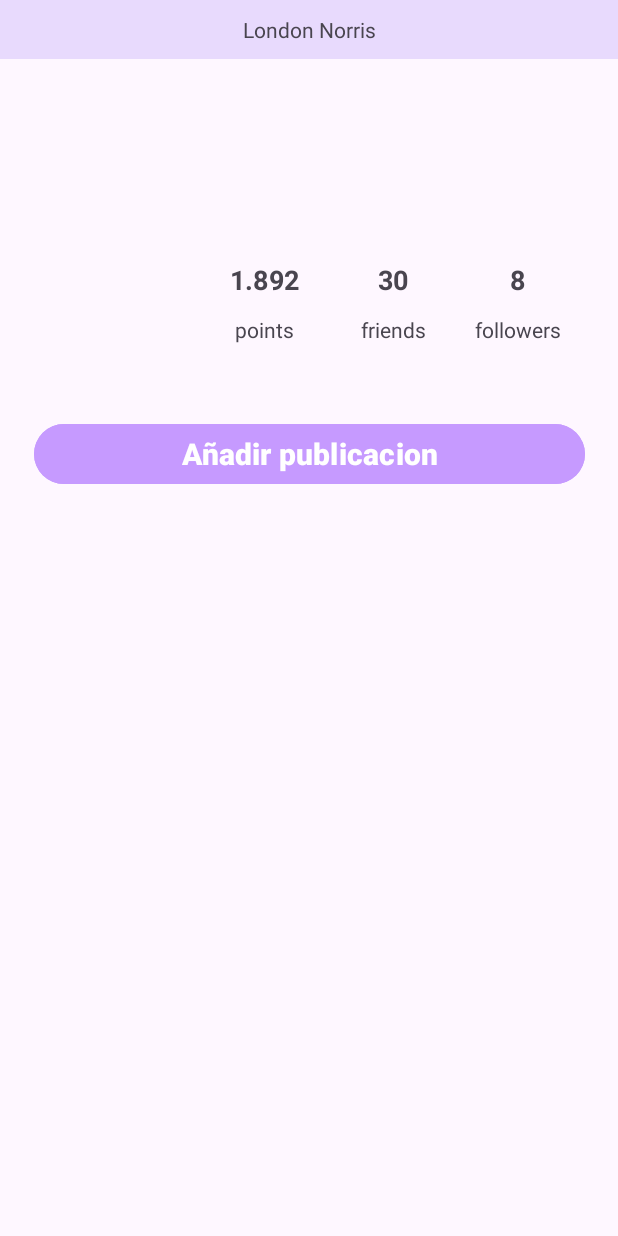
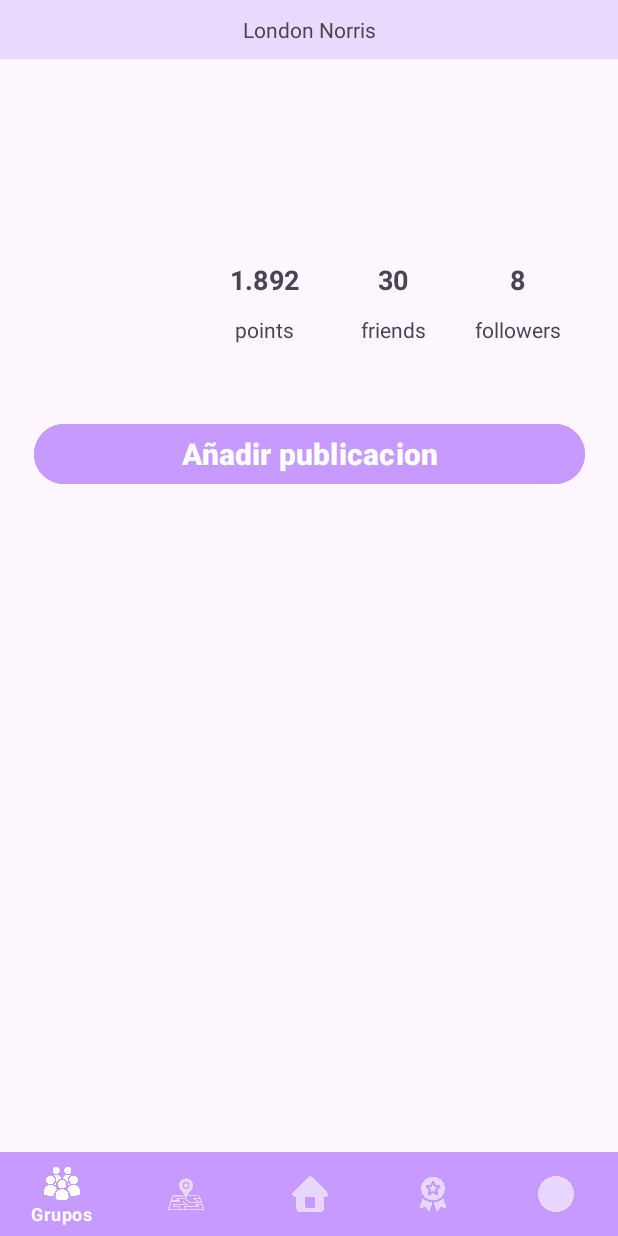
Before and after one commit to PUJ-ICM-6805/HAFFA, an Android app: the layout home_profile.xml on its own in the app's theme, with its tools: preview values and no code run, on a phone screen of 412 x 824 dp. Run offline under Robolectric (Android 15) with nearby library versions, the phone set to English and light mode, and no system bars.

Commit message:
new Icons and restore views

```diff
--- a/app/src/main/AndroidManifest.xml
+++ b/app/src/main/AndroidManifest.xml
@@ -14,6 +14,10 @@
         android:supportsRtl="true"
         android:theme="@style/Theme.HAFFA"
         tools:targetApi="31">
+        <activity android:name="com.example.myapplicationviews.ScorePoints"
+            android:exported="false" />
+        <activity android:name="com.example.myapplicationviews.ScoreChallenge"
+            android:exported="false"/>
         <activity
             android:name=".Profile.publishView"
             android:exported="false" />
--- a/app/src/main/res/layout/activity_home_main.xml
+++ b/app/src/main/res/layout/activity_home_main.xml
@@ -18,11 +18,12 @@
 
     <com.google.android.material.bottomnavigation.BottomNavigationView
         android:id="@+id/navMenu"
+        style="@style/Widget.App.BottomNavigationView"
         android:layout_width="match_parent"
         android:layout_height="wrap_content"
         app:layout_constraintBottom_toBottomOf="parent"
         app:menu="@menu/bottom_nav_menu"
-        style="@style/Widget.App.BottomNavigationView"/>
+        tools:layout_editor_absoluteX="0dp" />
 
     <ScrollView
         android:layout_width="match_parent"
--- a/app/src/main/res/layout/home_profile.xml
+++ b/app/src/main/res/layout/home_profile.xml
@@ -128,4 +128,13 @@
         app:layout_constraintHorizontal_bias="1.0"
         app:layout_constraintStart_toStartOf="parent" />
 
+    <com.google.android.material.bottomnavigation.BottomNavigationView
+        android:id="@+id/navMenu"
+        style="@style/Widget.App.BottomNavigationView"
+        android:layout_width="match_parent"
+        android:layout_height="wrap_content"
+        app:layout_constraintBottom_toBottomOf="parent"
+        app:menu="@menu/bottom_nav_menu"
+        tools:layout_editor_absoluteX="0dp" />
+
 </androidx.constraintlayout.widget.ConstraintLayout>
--- a/app/src/main/res/layout/score_challenge.xml
+++ b/app/src/main/res/layout/score_challenge.xml
@@ -16,7 +16,7 @@
         app:layout_constraintStart_toEndOf="@+id/ibChallengeIcon"
         app:layout_constraintTop_toTopOf="parent"
         app:layout_constraintVertical_bias="0.0"
-        tools:ignore="MissingConstraints" />
+        tools:srcCompat="@drawable/btn_nav_prize" />
 
     <ImageButton
         android:id="@+id/ibChallengeIcon"
@@ -27,8 +27,7 @@
         app:layout_constraintBottom_toTopOf="@+id/textView"
         app:layout_constraintStart_toStartOf="parent"
         app:layout_constraintTop_toTopOf="parent"
-        app:layout_constraintVertical_bias="0.0"
-        tools:ignore="MissingConstraints" />
+        app:layout_constraintVertical_bias="0.0" />
 
 
     <TextView
--- a/app/src/main/res/layout/score_challenge_card.xml
+++ b/app/src/main/res/layout/score_challenge_card.xml
@@ -8,7 +8,7 @@
     android:layout_marginVertical="20dp"
     app:cardCornerRadius="10dp"
     app:cardElevation="5dp"
-    tools:context=".ScoreChallenge">
+    tools:context="com.example.myapplicationviews.ScoreChallenge">
 
     <androidx.constraintlayout.widget.ConstraintLayout
         android:id="@+id/cScore"
```
Also changed, not shown: app/src/main/res/layout/profile_publications.xml (+9 -0 lines), app/src/main/res/layout/profile_publications_card.xml (+6 -3 lines), app/src/main/res/layout/score_points.xml (+12 -3 lines), app/src/main/res/drawable/points.png (added).
